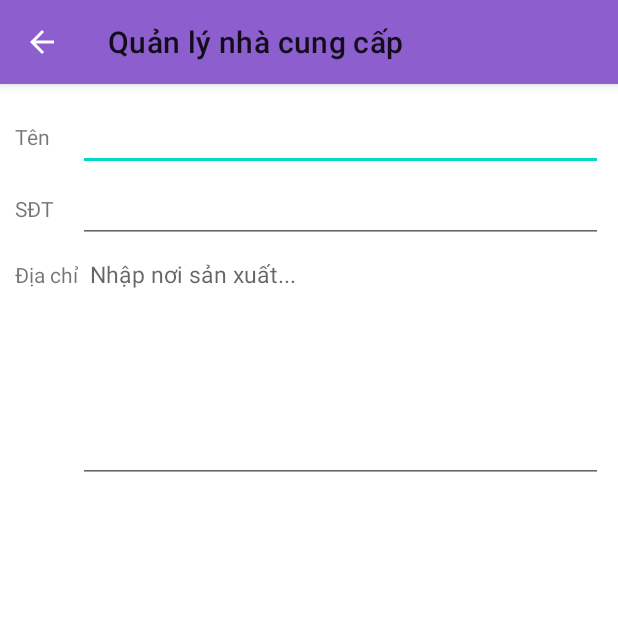
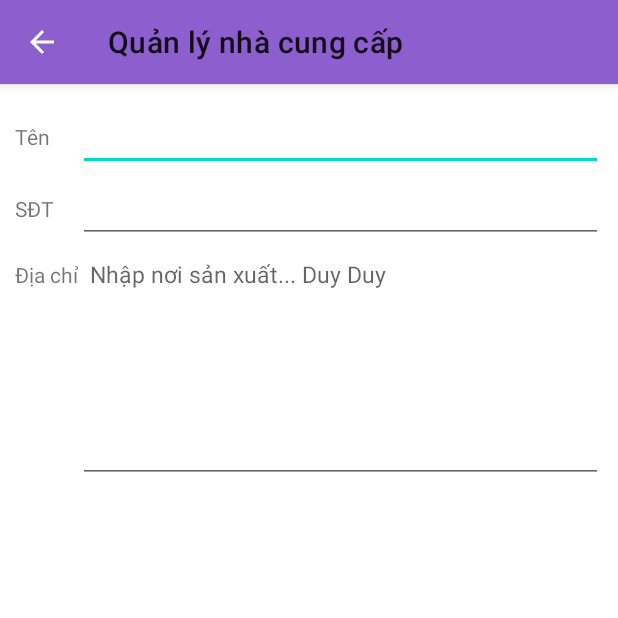
Before and after one commit to arirator120/demopharmacystore, an Android app: the AddEditCompanyActivity screen opened directly, with no data from a screen before it, on a phone screen of 412 x 824 dp, the top half of it. Run offline under Robolectric (Android 15) with nearby library versions, the phone set to English and light mode, and no system bars; our stand-ins replace Firebase (no records; nobody signed in at launch, a user with empty details on screens opened directly).

Commit message:
Test lỗi branch

```diff
--- a/QuanLyQuayThuoc/app/src/main/res/layout/activity_add_edit_company.xml
+++ b/QuanLyQuayThuoc/app/src/main/res/layout/activity_add_edit_company.xml
@@ -83,7 +83,7 @@
                     android:layout_height="160dp"
                     android:ems="10"
                     android:gravity="left|top"
-                    android:hint=" Nhập nơi sản xuất..."
+                    android:hint=" Nhập nơi sản xuất... Duy Duy"
                     android:inputType="textMultiLine"
                     android:textSize="15sp" />
             </TableRow>
```
